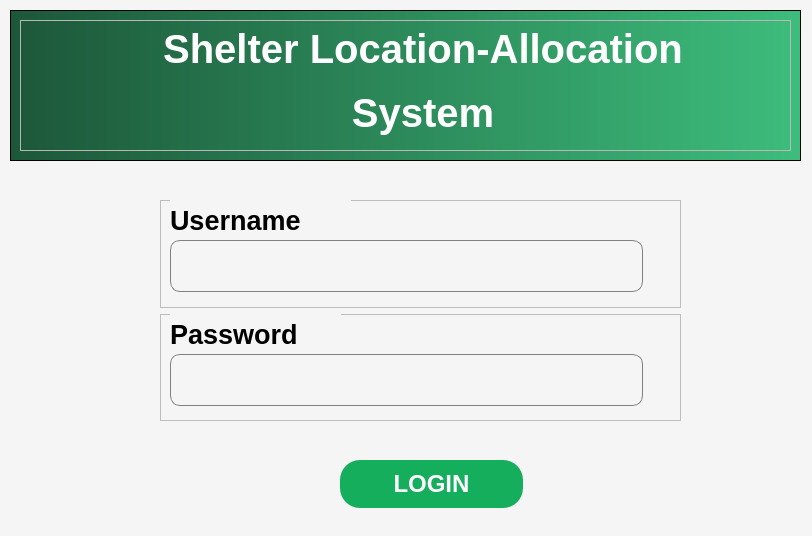
Before: the Qt Designer form FE/login.ui in Lucianono/ShelterAlloc_Thesis, drawn with Qt 5.
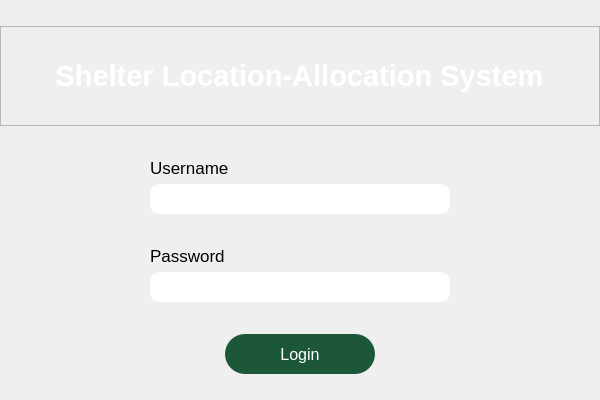
After: the same form once the commit is applied.

```diff
--- a/FE/login.ui
+++ b/FE/login.ui
@@ -6,255 +6,231 @@
    <rect>
     <x>0</x>
     <y>0</y>
-    <width>812</width>
-    <height>536</height>
+    <width>600</width>
+    <height>400</height>
    </rect>
   </property>
-  <property name="font">
-   <font>
-    <weight>75</weight>
-    <bold>true</bold>
-   </font>
+  <property name="sizePolicy">
+   <sizepolicy hsizetype="Fixed" vsizetype="Fixed">
+    <horstretch>0</horstretch>
+    <verstretch>0</verstretch>
+   </sizepolicy>
+  </property>
+  <property name="minimumSize">
+   <size>
+    <width>600</width>
+    <height>400</height>
+   </size>
+  </property>
+  <property name="maximumSize">
+   <size>
+    <width>600</width>
+    <height>400</height>
+   </size>
   </property>
   <property name="windowTitle">
    <string>Dialog</string>
   </property>
-  <property name="styleSheet">
-   <string notr="true">background-color: #F5F5F5;</string>
-  </property>
-  <widget class="QWidget" name="widget" native="true">
-   <property name="geometry">
-    <rect>
-     <x>10</x>
-     <y>10</y>
-     <width>791</width>
-     <height>151</height>
-    </rect>
+  <layout class="QVBoxLayout" name="verticalLayout">
+   <property name="leftMargin">
+    <number>0</number>
    </property>
-   <widget class="QFrame" name="frame">
-    <property name="geometry">
-     <rect>
-      <x>0</x>
-      <y>0</y>
-      <width>791</width>
-      <height>151</height>
-     </rect>
-    </property>
-    <property name="styleSheet">
-     <string notr="true">QWidget {
-		background: qlineargradient(spread:pad, x1:0, y1:0, x2:1, y2:0, stop:0 rgba(28, 87, 57, 255), stop:1 rgba(61, 189, 124, 255));
+   <property name="topMargin">
+    <number>0</number>
+   </property>
+   <property name="rightMargin">
+    <number>0</number>
+   </property>
+   <property name="bottomMargin">
+    <number>0</number>
+   </property>
+   <item>
+    <widget class="QFrame" name="frame">
+     <property name="sizePolicy">
+      <sizepolicy hsizetype="Preferred" vsizetype="Fixed">
+       <horstretch>0</horstretch>
+       <verstretch>0</verstretch>
+      </sizepolicy>
+     </property>
+     <property name="minimumSize">
+      <size>
+       <width>0</width>
+       <height>100</height>
+      </size>
+     </property>
+     <property name="autoFillBackground">
+      <bool>false</bool>
+     </property>
+     <property name="styleSheet">
+      <string notr="true">#frame {
+    background-color: qlineargradient(spread:pad, x1:0, y1:0, x2:1, y2:0, stop:0 rgba(28, 87, 57, 255), stop:1 rgba(61, 189, 124, 255)
+    );
 }</string>
-    </property>
-    <property name="frameShape">
-     <enum>QFrame::StyledPanel</enum>
-    </property>
-    <property name="frameShadow">
-     <enum>QFrame::Raised</enum>
-    </property>
-    <layout class="QHBoxLayout" name="horizontalLayout">
-     <item>
-      <widget class="QFrame" name="frame_2">
-       <property name="styleSheet">
-        <string notr="true">* {
-	background-color: none;
-	color: white;
-}</string>
-       </property>
-       <property name="frameShape">
-        <enum>QFrame::StyledPanel</enum>
-       </property>
-       <property name="frameShadow">
-        <enum>QFrame::Raised</enum>
-       </property>
-       <widget class="QWidget" name="layoutWidget">
-        <property name="geometry">
-         <rect>
-          <x>60</x>
-          <y>0</y>
-          <width>686</width>
-          <height>121</height>
-         </rect>
+     </property>
+     <property name="frameShape">
+      <enum>QFrame::StyledPanel</enum>
+     </property>
+     <property name="frameShadow">
+      <enum>QFrame::Raised</enum>
+     </property>
+     <layout class="QHBoxLayout" name="horizontalLayout">
+      <item>
+       <widget class="QLabel" name="label">
+        <property name="sizePolicy">
+         <sizepolicy hsizetype="Fixed" vsizetype="Fixed">
+          <horstretch>0</horstretch>
+          <verstretch>0</verstretch>
+         </sizepolicy>
         </property>
-        <layout class="QVBoxLayout" name="verticalLayout">
-         <item>
-          <widget class="QLabel" name="label">
-           <property name="font">
-            <font>
-             <pointsize>30</pointsize>
-             <weight>75</weight>
-             <bold>true</bold>
-            </font>
-           </property>
-           <property name="text">
-            <string>Shelter Location-Allocation</string>
-           </property>
-           <property name="alignment">
-            <set>Qt::AlignCenter</set>
-           </property>
-          </widget>
-         </item>
-         <item>
-          <widget class="QLabel" name="label_2">
-           <property name="font">
-            <font>
-             <pointsize>30</pointsize>
-             <weight>75</weight>
-             <bold>true</bold>
-            </font>
-           </property>
-           <property name="text">
-            <string>System</string>
-           </property>
-           <property name="alignment">
-            <set>Qt::AlignCenter</set>
-           </property>
-          </widget>
-         </item>
-        </layout>
+        <property name="font">
+         <font>
+          <pointsize>22</pointsize>
+          <weight>75</weight>
+          <bold>true</bold>
+         </font>
+        </property>
+        <property name="styleSheet">
+         <string notr="true">color: white</string>
+        </property>
+        <property name="text">
+         <string>Shelter Location-Allocation System</string>
+        </property>
+        <property name="alignment">
+         <set>Qt::AlignCenter</set>
+        </property>
        </widget>
-      </widget>
-     </item>
-    </layout>
-   </widget>
-  </widget>
-  <widget class="QPushButton" name="pushButton">
-   <property name="geometry">
-    <rect>
-     <x>340</x>
-     <y>460</y>
-     <width>183</width>
-     <height>48</height>
-    </rect>
-   </property>
-   <property name="minimumSize">
-    <size>
-     <width>183</width>
-     <height>48</height>
-    </size>
-   </property>
-   <property name="font">
-    <font>
-     <pointsize>18</pointsize>
-     <weight>75</weight>
-     <bold>true</bold>
-    </font>
-   </property>
-   <property name="styleSheet">
-    <string notr="true">* {
-	border: none;
-	border-radius: 20px;
-	background: #14AE5C;
-	color: white;
-}</string>
-   </property>
-   <property name="text">
-    <string>LOGIN</string>
-   </property>
-  </widget>
-  <widget class="QWidget" name="layoutWidget">
-   <property name="geometry">
-    <rect>
-     <x>160</x>
-     <y>200</y>
-     <width>521</width>
-     <height>221</height>
-    </rect>
-   </property>
-   <layout class="QVBoxLayout" name="verticalLayout_2">
-    <item>
-     <widget class="QFrame" name="frame_3">
-      <property name="frameShape">
-       <enum>QFrame::StyledPanel</enum>
-      </property>
-      <property name="frameShadow">
-       <enum>QFrame::Raised</enum>
-      </property>
-      <widget class="QLabel" name="label_3">
-       <property name="geometry">
-        <rect>
-         <x>10</x>
-         <y>0</y>
-         <width>181</width>
-         <height>41</height>
-        </rect>
+      </item>
+     </layout>
+    </widget>
+   </item>
+   <item>
+    <layout class="QVBoxLayout" name="usernameLayout">
+     <property name="leftMargin">
+      <number>150</number>
+     </property>
+     <property name="rightMargin">
+      <number>150</number>
+     </property>
+     <item>
+      <widget class="QLabel" name="usernameLabel">
+       <property name="sizePolicy">
+        <sizepolicy hsizetype="Preferred" vsizetype="Fixed">
+         <horstretch>0</horstretch>
+         <verstretch>0</verstretch>
+        </sizepolicy>
        </property>
        <property name="font">
         <font>
-         <pointsize>20</pointsize>
-         <weight>75</weight>
-         <bold>true</bold>
+         <pointsize>13</pointsize>
         </font>
        </property>
        <property name="text">
         <string>Username</string>
        </property>
       </widget>
-      <widget class="QLineEdit" name="lineEdit">
-       <property name="geometry">
-        <rect>
-         <x>10</x>
-         <y>40</y>
-         <width>473</width>
-         <height>52</height>
-        </rect>
+     </item>
+     <item>
+      <widget class="QLineEdit" name="usernameField">
+       <property name="minimumSize">
+        <size>
+         <width>0</width>
+         <height>30</height>
+        </size>
        </property>
        <property name="styleSheet">
-        <string notr="true">QLineEdit {
-	border: 1px solid grey;
-	border-radius: 10px;
-}</string>
+        <string notr="true">border-radius: 10px;</string>
        </property>
       </widget>
-     </widget>
-    </item>
-    <item>
-     <widget class="QFrame" name="frame_4">
-      <property name="frameShape">
-       <enum>QFrame::StyledPanel</enum>
-      </property>
-      <property name="frameShadow">
-       <enum>QFrame::Raised</enum>
-      </property>
-      <widget class="QLabel" name="label_5">
-       <property name="geometry">
-        <rect>
-         <x>10</x>
-         <y>0</y>
-         <width>171</width>
-         <height>41</height>
-        </rect>
+     </item>
+    </layout>
+   </item>
+   <item>
+    <layout class="QVBoxLayout" name="passwordLayout">
+     <property name="leftMargin">
+      <number>150</number>
+     </property>
+     <property name="rightMargin">
+      <number>150</number>
+     </property>
+     <item>
+      <widget class="QLabel" name="passwordLabel">
+       <property name="sizePolicy">
+        <sizepolicy hsizetype="Preferred" vsizetype="Fixed">
+         <horstretch>0</horstretch>
+         <verstretch>0</verstretch>
+        </sizepolicy>
        </property>
        <property name="font">
         <font>
-         <pointsize>20</pointsize>
-         <weight>75</weight>
-         <bold>true</bold>
+         <pointsize>13</pointsize>
         </font>
        </property>
        <property name="text">
         <string>Password</string>
        </property>
       </widget>
-      <widget class="QLineEdit" name="lineEdit_2">
-       <property name="geometry">
-        <rect>
-         <x>10</x>
-         <y>40</y>
-         <width>473</width>
-         <height>52</height>
-        </rect>
+     </item>
+     <item>
+      <widget class="QLineEdit" name="passwordField">
+       <property name="minimumSize">
+        <size>
+         <width>0</width>
+         <height>30</height>
+        </size>
        </property>
        <property name="styleSheet">
-        <string notr="true">QLineEdit {
-	border: 1px solid grey;
-	border-radius: 10px;
+        <string notr="true">border-radius: 10px;                  
+</string>
+       </property>
+      </widget>
+     </item>
+    </layout>
+   </item>
+   <item>
+    <layout class="QVBoxLayout" name="loginLayout">
+     <property name="leftMargin">
+      <number>150</number>
+     </property>
+     <property name="rightMargin">
+      <number>150</number>
+     </property>
+     <item alignment="Qt::AlignHCenter">
+      <widget class="QPushButton" name="loginButt">
+       <property name="sizePolicy">
+        <sizepolicy hsizetype="Fixed" vsizetype="Fixed">
+         <horstretch>0</horstretch>
+         <verstretch>0</verstretch>
+        </sizepolicy>
+       </property>
+       <property name="minimumSize">
+        <size>
+         <width>150</width>
+         <height>40</height>
+        </size>
+       </property>
+       <property name="font">
+        <font>
+         <pointsize>-1</pointsize>
+        </font>
+       </property>
+       <property name="styleSheet">
+        <string notr="true">QPushButton {
+   background-color: #1C5739;        
+    color: white;                        
+    border: none;                        
+    border-radius: 20px;                 
+    padding: 10px 20px;                   
+    font-size: 16px;                     
 }</string>
        </property>
+       <property name="text">
+        <string>Login</string>
+       </property>
       </widget>
-     </widget>
-    </item>
-   </layout>
-  </widget>
+     </item>
+    </layout>
+   </item>
+  </layout>
  </widget>
  <resources/>
  <connections/>
```
Left out of the diff: 4 changed lines with no effect on the pictures.
